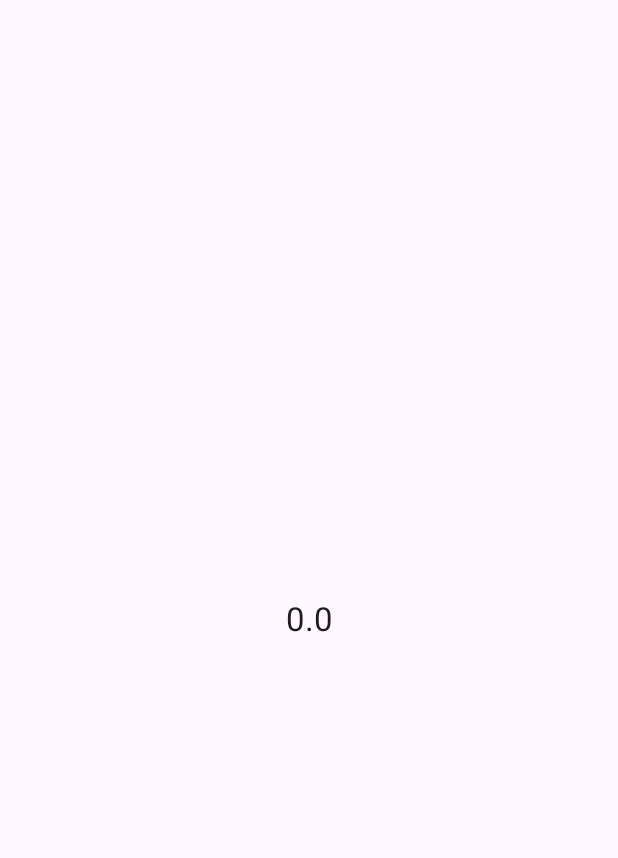
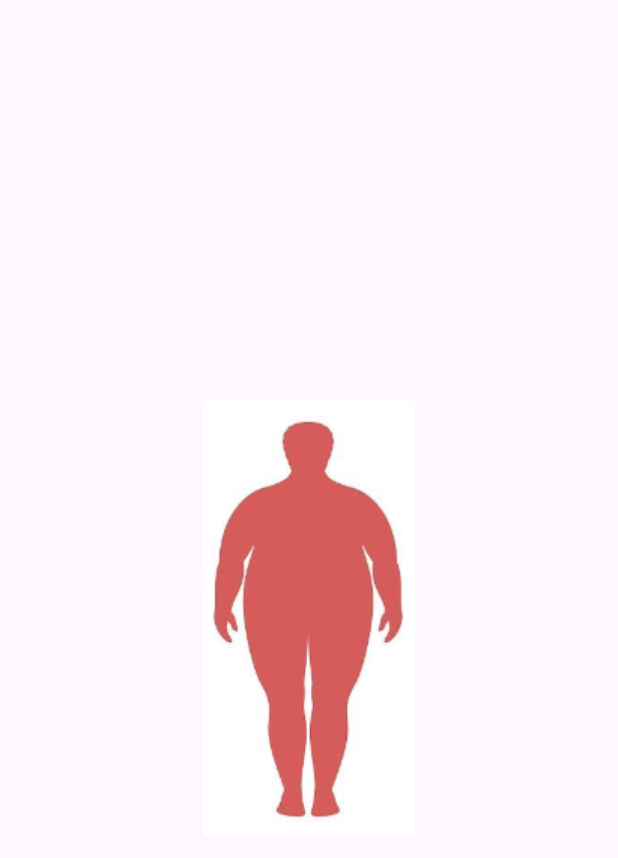
Before and after one commit to 111b13929/MyBMI_LIN, an Android app: the ResultActivity screen opened directly, with no data from a screen before it, on a phone screen of 412 x 824 dp. Before the commit the part shown is almost empty. Shown: the top 858 px of the screen. Run offline under Robolectric (Android 15) with nearby library versions, the phone set to English and light mode, and no system bars.

Commit message:
依照BMI顯示不同的圖片

```diff
--- a/app/src/main/java/com/example/mybmi/ResultActivity.java
+++ b/app/src/main/java/com/example/mybmi/ResultActivity.java
@@ -1,6 +1,7 @@
 package com.example.mybmi;
 
 import android.os.Bundle;
+import android.widget.ImageView;
 import android.widget.TextView;
 
 import androidx.activity.EdgeToEdge;
@@ -16,7 +17,17 @@ public class ResultActivity extends AppCompatActivity {
         super.onCreate(savedInstanceState);
         setContentView(R.layout.activity_result);
         TextView show = findViewById(R.id.tcShowBMI);
+        ImageView img = findViewById(R.id.ivShow);
         double bmi = getIntent().getDoubleExtra("bmi", 0);
-        show.setText(String.valueOf(bmi));
+        if (bmi<18.5){
+            //show.setText("體重過輕");
+            img.setImageResource(R.drawable.a1);
+        }else if (bmi<=24){
+            //show.setText("體重正常");
+            img.setImageResource(R.drawable.a2);
+        }else if (bmi>24){
+            //show.setText("體重過重");
+            img.setImageResource(R.drawable.a3);
+        }
     }
 }
--- a/app/src/main/res/layout/activity_result.xml
+++ b/app/src/main/res/layout/activity_result.xml
@@ -16,4 +16,14 @@
         app:layout_constraintEnd_toEndOf="parent"
         app:layout_constraintStart_toStartOf="parent"
         app:layout_constraintTop_toTopOf="parent" />
+
+    <ImageView
+        android:id="@+id/ivShow"
+        android:layout_width="wrap_content"
+        android:layout_height="wrap_content"
+        app:layout_constraintBottom_toBottomOf="parent"
+        app:layout_constraintEnd_toEndOf="parent"
+        app:layout_constraintStart_toStartOf="parent"
+        app:layout_constraintTop_toTopOf="parent"
+        app:srcCompat="@drawable/a2" />
 </androidx.constraintlayout.widget.ConstraintLayout>
```
Also changed, not shown: app/src/main/res/drawable/a1.png (added), app/src/main/res/drawable/a2.png (added), app/src/main/res/drawable/a3.png (added).
